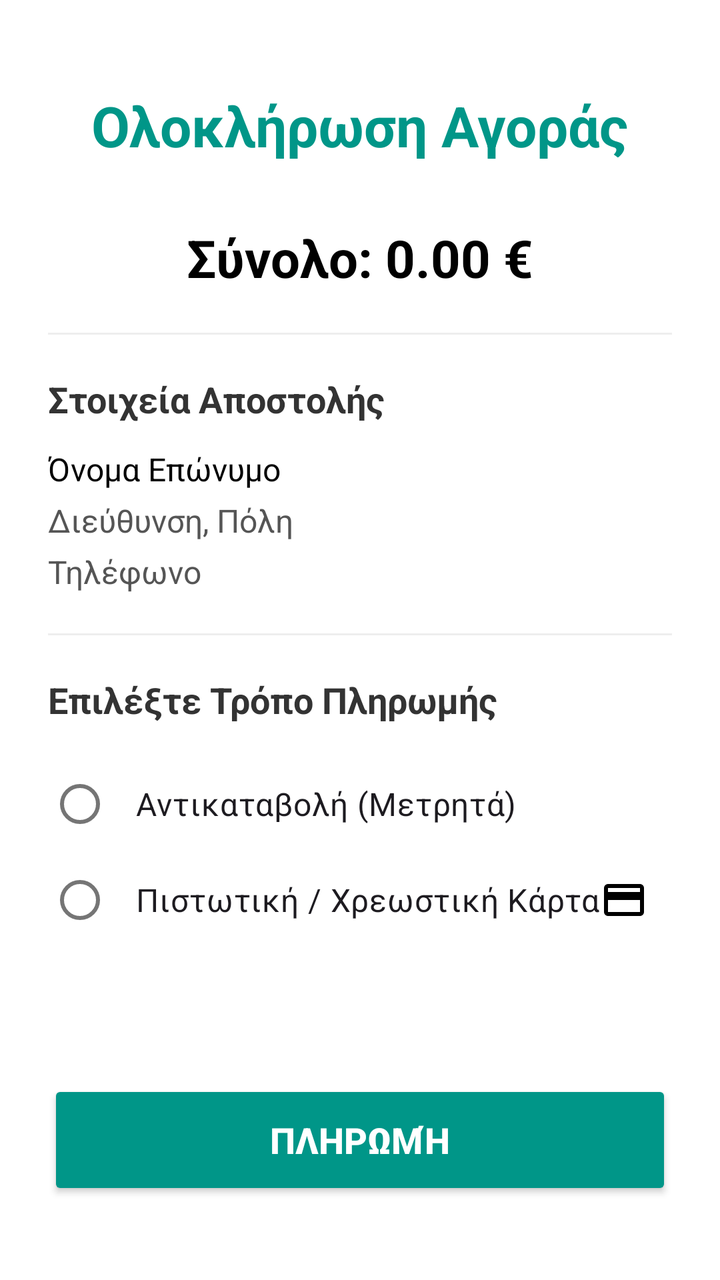
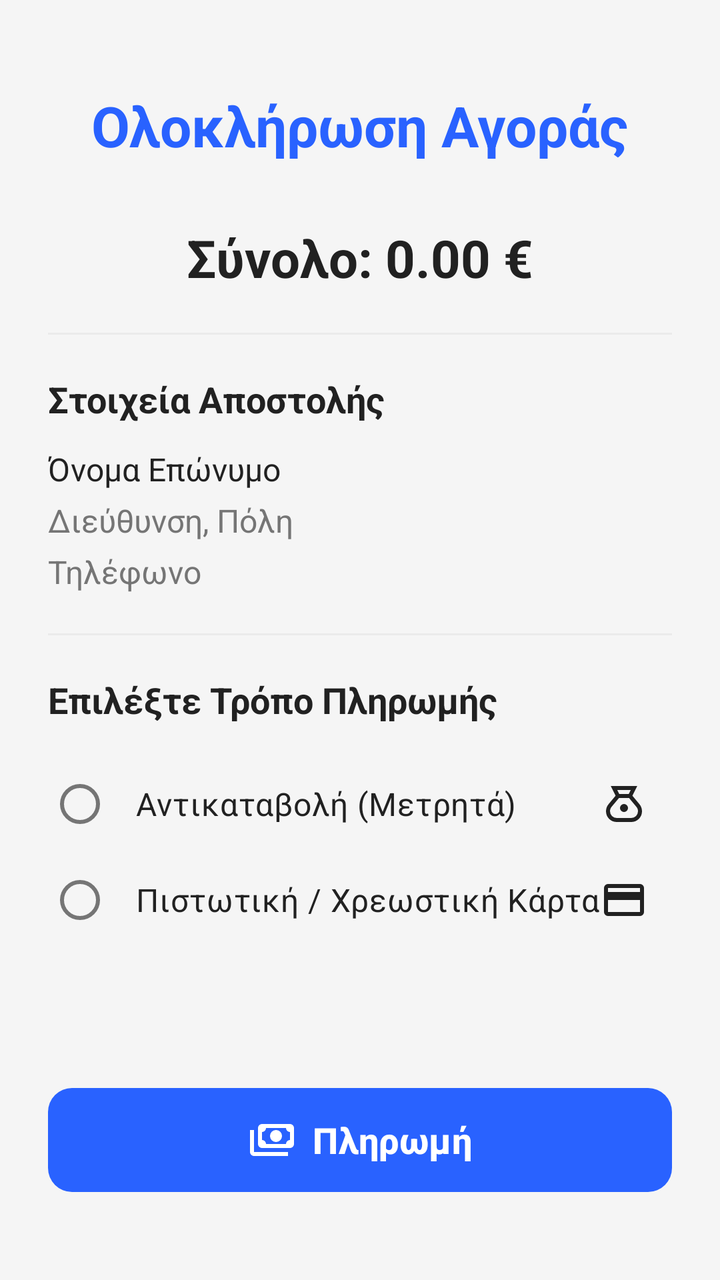

Compare the two renders of this Android layout. The source of the first and the diff that turns it into the second are given below.
<!-- AndroidManifest.xml: application theme Theme.Team21 -->
<!-- res/layout/activity_customer_payment.xml -->
<?xml version="1.0" encoding="utf-8"?>
<androidx.constraintlayout.widget.ConstraintLayout xmlns:android="http://schemas.android.com/apk/res/android"
    xmlns:app="http://schemas.android.com/apk/res-auto"
    xmlns:tools="http://schemas.android.com/tools"
    android:id="@+id/main"
    android:layout_width="match_parent"
    android:layout_height="match_parent"
    android:background="#FFFFFF"
    android:padding="24dp"
    tools:context=".view.customer.Payment.CustomerPaymentActivity">

    <TextView
        android:id="@+id/txtCustomerPaymentActivityHeader"
        android:layout_width="wrap_content"
        android:layout_height="wrap_content"
        android:layout_marginTop="20dp"
        android:text="Ολοκλήρωση Αγοράς"
        android:textColor="#009688"
        android:textSize="28sp"
        android:textStyle="bold"
        app:layout_constraintEnd_toEndOf="parent"
        app:layout_constraintStart_toStartOf="parent"
        app:layout_constraintTop_toTopOf="parent" />

    <TextView
        android:id="@+id/txtCustomerPaymentActivityFinalAmount"
        android:layout_width="wrap_content"
        android:layout_height="wrap_content"
        android:layout_marginTop="30dp"
        android:text="Σύνολο: 0.00 €"
        android:textColor="#000000"
        android:textSize="26sp"
        android:textStyle="bold"
        app:layout_constraintEnd_toEndOf="parent"
        app:layout_constraintStart_toStartOf="parent"
        app:layout_constraintTop_toBottomOf="@+id/txtCustomerPaymentActivityHeader" />

    <View
        android:id="@+id/divider1"
        android:layout_width="match_parent"
        android:layout_height="1dp"
        android:layout_marginTop="20dp"
        android:background="#EEEEEE"
        app:layout_constraintEnd_toEndOf="parent"
        app:layout_constraintStart_toStartOf="parent"
        app:layout_constraintTop_toBottomOf="@+id/txtCustomerPaymentActivityFinalAmount" />

    <TextView
        android:id="@+id/txtCustomerPaymentActivityShippingLabel"
        android:layout_width="wrap_content"
        android:layout_height="wrap_content"
        android:layout_marginTop="20dp"
        android:text="Στοιχεία Αποστολής"
        android:textColor="#333333"
        android:textSize="18sp"
        android:textStyle="bold"
        app:layout_constraintStart_toStartOf="parent"
        app:layout_constraintTop_toBottomOf="@+id/divider1" />

    <TextView
        android:id="@+id/txtCustomerPaymentActivityShippingName"
        android:layout_width="0dp"
        android:layout_height="wrap_content"
        android:layout_marginTop="12dp"
        android:text="Όνομα Επώνυμο"
        android:textColor="#000000"
        android:textSize="16sp"
        app:layout_constraintEnd_toEndOf="parent"
        app:layout_constraintStart_toStartOf="parent"
        app:layout_constraintTop_toBottomOf="@+id/txtCustomerPaymentActivityShippingLabel" />

    <TextView
        android:id="@+id/txtCustomerPaymentActivityShippingAddress"
        android:layout_width="0dp"
        android:layout_height="wrap_content"
        android:layout_marginTop="4dp"
        android:text="Διεύθυνση, Πόλη"
        android:textColor="#555555"
        android:textSize="16sp"
        app:layout_constraintEnd_toEndOf="parent"
        app:layout_constraintStart_toStartOf="parent"
        app:layout_constraintTop_toBottomOf="@+id/txtCustomerPaymentActivityShippingName" />

    <TextView
        android:id="@+id/txtCustomerPaymentActivityShippingPhone"
        android:layout_width="0dp"
        android:layout_height="wrap_content"
        android:layout_marginTop="4dp"
        android:text="Τηλέφωνο"
        android:textColor="#555555"
        android:textSize="16sp"
        app:layout_constraintEnd_toEndOf="parent"
        app:layout_constraintStart_toStartOf="parent"
        app:layout_constraintTop_toBottomOf="@+id/txtCustomerPaymentActivityShippingAddress" />

    <View
        android:id="@+id/divider2"
        android:layout_width="match_parent"
        android:layout_height="1dp"
        android:layout_marginTop="20dp"
        android:background="#EEEEEE"
        app:layout_constraintEnd_toEndOf="parent"
        app:layout_constraintStart_toStartOf="parent"
        app:layout_constraintTop_toBottomOf="@+id/txtCustomerPaymentActivityShippingPhone" />

    <TextView
        android:id="@+id/txtCustomerPaymentActivityPayMethodLabel"
        android:layout_width="wrap_content"
        android:layout_height="wrap_content"
        android:layout_marginTop="20dp"
        android:text="Επιλέξτε Τρόπο Πληρωμής"
        android:textColor="#333333"
        android:textSize="18sp"
        android:textStyle="bold"
        app:layout_constraintStart_toStartOf="parent"
        app:layout_constraintTop_toBottomOf="@+id/divider2" />

    <RadioGroup
        android:id="@+id/radioGroupCustomerPaymentActivity"
        android:layout_width="match_parent"
        android:layout_height="wrap_content"
        android:layout_marginTop="16dp"
        android:orientation="vertical"
        app:layout_constraintTop_toBottomOf="@+id/txtCustomerPaymentActivityPayMethodLabel">

        <RadioButton
            android:id="@+id/rbCustomerPaymentActivityCash"
            android:layout_width="match_parent"
            android:layout_height="wrap_content"
            android:padding="12dp"
            android:text="Αντικαταβολή (Μετρητά)"
            android:textSize="16sp" />

        <RadioButton
            android:id="@+id/rbCustomerPaymentActivityCard"
            android:layout_width="match_parent"
            android:layout_height="wrap_content"
            android:padding="12dp"
            android:drawableEnd="@drawable/outline_credit_card_24"
            android:text="Πιστωτική / Χρεωστική Κάρτα"
            android:textSize="16sp" />
    </RadioGroup>

    <Button
        android:id="@+id/btnCustomerPaymentActivityPayment"
        android:layout_width="0dp"
        android:layout_height="60dp"
        android:layout_marginBottom="16dp"
        android:backgroundTint="#009688"
        android:text="Πληρωμή"
        android:textColor="#FFFFFF"
        android:textSize="18sp"
        android:textStyle="bold"
        app:cornerRadius="12dp"
        app:layout_constraintBottom_toBottomOf="parent"
        app:layout_constraintEnd_toEndOf="parent"
        app:layout_constraintStart_toStartOf="parent" />

</androidx.constraintlayout.widget.ConstraintLayout>
<!-- resources referenced by this layout -->
<resources>
  <!-- drawable outline_credit_card_24 (drawable) -->
  <vector xmlns:android="http://schemas.android.com/apk/res/android" android:height="24dp" android:tint="#000000" android:viewportHeight="960" android:viewportWidth="960" android:width="24dp">
        
      <path android:fillColor="@android:color/white" android:pathData="M880,240L880,720Q880,753 856.5,776.5Q833,800 800,800L160,800Q127,800 103.5,776.5Q80,753 80,720L80,240Q80,207 103.5,183.5Q127,160 160,160L800,160Q833,160 856.5,183.5Q880,207 880,240ZM160,320L800,320L800,240Q800,240 800,240Q800,240 800,240L160,240Q160,240 160,240Q160,240 160,240L160,320ZM160,480L160,720Q160,720 160,720Q160,720 160,720L800,720Q800,720 800,720Q800,720 800,720L800,480L160,480ZM160,720L160,720Q160,720 160,720Q160,720 160,720L160,240Q160,240 160,240Q160,240 160,240L160,240Q160,240 160,240Q160,240 160,240L160,720Q160,720 160,720Q160,720 160,720Z"/>
      
  </vector>
  <style name="Theme.Team21" parent="Base.Theme.Team21" />
  <color name="bg_light">#F5F5F5</color>
  <color name="card_light">#FFFFFF</color>
  <color name="input_bg_light">#EBEBEB</color>
  <color name="text_dark">#212121</color>
  <color name="text_muted_light">#757575</color>
  <color name="white">#FFFFFFFF</color>
  <color name="eshop_primary">#2962FF</color>
  <color name="eshop_accent">#FF6D00</color>
  <color name="error_red_light">#D32F2F</color>
  <color name="filter_active_light">#2962FF</color>
  <color name="filter_bg_unselected_light">#E0E0E0</color>
  <color name="teal_menu_light">#009688</color>
  <!-- unchanged entries left out for length: 1 -->
</resources>

<!-- the commit's change to res/layout/activity_customer_payment.xml (unified diff, before → after) -->
@@ -5,7 +5,7 @@
     android:id="@+id/main"
     android:layout_width="match_parent"
     android:layout_height="match_parent"
-    android:background="#FFFFFF"
+    android:background="?android:attr/windowBackground"
     android:padding="24dp"
     tools:context=".view.customer.Payment.CustomerPaymentActivity">
 
@@ -15,7 +15,7 @@
         android:layout_height="wrap_content"
         android:layout_marginTop="20dp"
         android:text="Ολοκλήρωση Αγοράς"
-        android:textColor="#009688"
+        android:textColor="?attr/colorPrimary"
         android:textSize="28sp"
         android:textStyle="bold"
         app:layout_constraintEnd_toEndOf="parent"
@@ -28,7 +28,7 @@
         android:layout_height="wrap_content"
         android:layout_marginTop="30dp"
         android:text="Σύνολο: 0.00 €"
-        android:textColor="#000000"
+        android:textColor="?attr/colorOnSurface"
         android:textSize="26sp"
         android:textStyle="bold"
         app:layout_constraintEnd_toEndOf="parent"
@@ -40,7 +40,7 @@
         android:layout_width="match_parent"
         android:layout_height="1dp"
         android:layout_marginTop="20dp"
-        android:background="#EEEEEE"
+        android:background="?attr/colorSurfaceVariant"
         app:layout_constraintEnd_toEndOf="parent"
         app:layout_constraintStart_toStartOf="parent"
         app:layout_constraintTop_toBottomOf="@+id/txtCustomerPaymentActivityFinalAmount" />
@@ -51,7 +51,7 @@
         android:layout_height="wrap_content"
         android:layout_marginTop="20dp"
         android:text="Στοιχεία Αποστολής"
-        android:textColor="#333333"
+        android:textColor="?attr/colorOnSurface"
         android:textSize="18sp"
         android:textStyle="bold"
         app:layout_constraintStart_toStartOf="parent"
@@ -63,7 +63,7 @@
         android:layout_height="wrap_content"
         android:layout_marginTop="12dp"
         android:text="Όνομα Επώνυμο"
-        android:textColor="#000000"
+        android:textColor="?attr/colorOnSurface"
         android:textSize="16sp"
         app:layout_constraintEnd_toEndOf="parent"
         app:layout_constraintStart_toStartOf="parent"
@@ -75,7 +75,7 @@
         android:layout_height="wrap_content"
         android:layout_marginTop="4dp"
         android:text="Διεύθυνση, Πόλη"
-        android:textColor="#555555"
+        android:textColor="?attr/colorOnSurfaceVariant"
         android:textSize="16sp"
         app:layout_constraintEnd_toEndOf="parent"
         app:layout_constraintStart_toStartOf="parent"
@@ -87,7 +87,7 @@
         android:layout_height="wrap_content"
         android:layout_marginTop="4dp"
         android:text="Τηλέφωνο"
-        android:textColor="#555555"
+        android:textColor="?attr/colorOnSurfaceVariant"
         android:textSize="16sp"
         app:layout_constraintEnd_toEndOf="parent"
         app:layout_constraintStart_toStartOf="parent"
@@ -98,7 +98,7 @@
         android:layout_width="match_parent"
         android:layout_height="1dp"
         android:layout_marginTop="20dp"
-        android:background="#EEEEEE"
+        android:background="?attr/colorSurfaceVariant"
         app:layout_constraintEnd_toEndOf="parent"
         app:layout_constraintStart_toStartOf="parent"
         app:layout_constraintTop_toBottomOf="@+id/txtCustomerPaymentActivityShippingPhone" />
@@ -109,7 +109,7 @@
         android:layout_height="wrap_content"
         android:layout_marginTop="20dp"
         android:text="Επιλέξτε Τρόπο Πληρωμής"
-        android:textColor="#333333"
+        android:textColor="?attr/colorOnSurface"
         android:textSize="18sp"
         android:textStyle="bold"
         app:layout_constraintStart_toStartOf="parent"
@@ -123,34 +123,45 @@
         android:orientation="vertical"
         app:layout_constraintTop_toBottomOf="@+id/txtCustomerPaymentActivityPayMethodLabel">
 
+        
         <RadioButton
             android:id="@+id/rbCustomerPaymentActivityCash"
             android:layout_width="match_parent"
             android:layout_height="wrap_content"
+            android:textColor="?attr/colorOnSurface"
             android:padding="12dp"
+            android:drawableEnd="@drawable/ic_money"
+            android:drawableTint="?attr/colorOnSurface"
             android:text="Αντικαταβολή (Μετρητά)"
             android:textSize="16sp" />
 
+        
         <RadioButton
             android:id="@+id/rbCustomerPaymentActivityCard"
             android:layout_width="match_parent"
             android:layout_height="wrap_content"
+            android:textColor="?attr/colorOnSurface"
             android:padding="12dp"
             android:drawableEnd="@drawable/outline_credit_card_24"
+            android:drawableTint="?attr/colorOnSurface"
             android:text="Πιστωτική / Χρεωστική Κάρτα"
             android:textSize="16sp" />
     </RadioGroup>
 
-    <Button
+    <com.google.android.material.button.MaterialButton
         android:id="@+id/btnCustomerPaymentActivityPayment"
         android:layout_width="0dp"
         android:layout_height="60dp"
         android:layout_marginBottom="16dp"
-        android:backgroundTint="#009688"
+        app:backgroundTint="?attr/colorPrimary"
         android:text="Πληρωμή"
-        android:textColor="#FFFFFF"
+        android:textColor="?attr/colorOnPrimary"
         android:textSize="18sp"
         android:textStyle="bold"
+        app:icon="@drawable/ic_payment"
+        app:iconSize="24dp"
+        app:iconTint="?attr/colorOnPrimary"
+        app:iconGravity="textStart"
         app:cornerRadius="12dp"
         app:layout_constraintBottom_toBottomOf="parent"
         app:layout_constraintEnd_toEndOf="parent"
<!-- resource entries referenced after the edit -->
@@ -1,5 +1,27 @@
 <!-- resources referenced by this layout -->
 <resources>
+  <!-- drawable ic_money (drawable) -->
+  <vector xmlns:android="http://schemas.android.com/apk/res/android"
+      android:width="24dp"
+      android:height="24dp"
+      android:viewportWidth="960"
+      android:viewportHeight="960"
+      android:tint="?attr/colorControlNormal">
+    <path
+        android:fillColor="@android:color/white"
+        android:pathData="M336,840Q245,840 182.5,777.5Q120,715 120,624Q120,586 133,550Q146,514 170,485L312,314L215,120L745,120L648,314L790,485Q814,514 827,550Q840,586 840,624Q840,715 777,777.5Q714,840 624,840L336,840ZM480,640Q447,640 423.5,616.5Q400,593 400,560Q400,527 423.5,503.5Q447,480 480,480Q513,480 536.5,503.5Q560,527 560,560Q560,593 536.5,616.5Q513,640 480,640ZM385,280L575,280L615,200L345,200L385,280ZM336,760L624,760Q681,760 720.5,720.5Q760,681 760,624Q760,600 751.5,577.5Q743,555 728,537L581,360L380,360L232,536Q217,554 208.5,577Q200,600 200,624Q200,681 239.5,720.5Q279,760 336,760Z"/>
+  </vector>
+  <!-- drawable ic_payment (drawable) -->
+  <vector xmlns:android="http://schemas.android.com/apk/res/android"
+      android:width="24dp"
+      android:height="24dp"
+      android:viewportWidth="960"
+      android:viewportHeight="960"
+      android:tint="?attr/colorControlNormal">
+    <path
+        android:fillColor="@android:color/white"
+        android:pathData="M560,520Q510,520 475,485Q440,450 440,400Q440,350 475,315Q510,280 560,280Q610,280 645,315Q680,350 680,400Q680,450 645,485Q610,520 560,520ZM280,640Q247,640 223.5,616.5Q200,593 200,560L200,240Q200,207 223.5,183.5Q247,160 280,160L840,160Q873,160 896.5,183.5Q920,207 920,240L920,560Q920,593 896.5,616.5Q873,640 840,640L280,640ZM360,560L760,560Q760,527 783.5,503.5Q807,480 840,480L840,320Q807,320 783.5,296.5Q760,273 760,240L360,240Q360,273 336.5,296.5Q313,320 280,320L280,480Q313,480 336.5,503.5Q360,527 360,560ZM800,800L120,800Q87,800 63.5,776.5Q40,753 40,720L40,280L120,280L120,720Q120,720 120,720Q120,720 120,720L800,720L800,800ZM280,560L280,560Q280,560 280,560Q280,560 280,560L280,240Q280,240 280,240Q280,240 280,240L280,240Q280,240 280,240Q280,240 280,240L280,560Q280,560 280,560Q280,560 280,560Z"/>
+  </vector>
   <!-- drawable outline_credit_card_24 (drawable) -->
   <vector xmlns:android="http://schemas.android.com/apk/res/android" android:height="24dp" android:tint="#000000" android:viewportHeight="960" android:viewportWidth="960" android:width="24dp">
         
